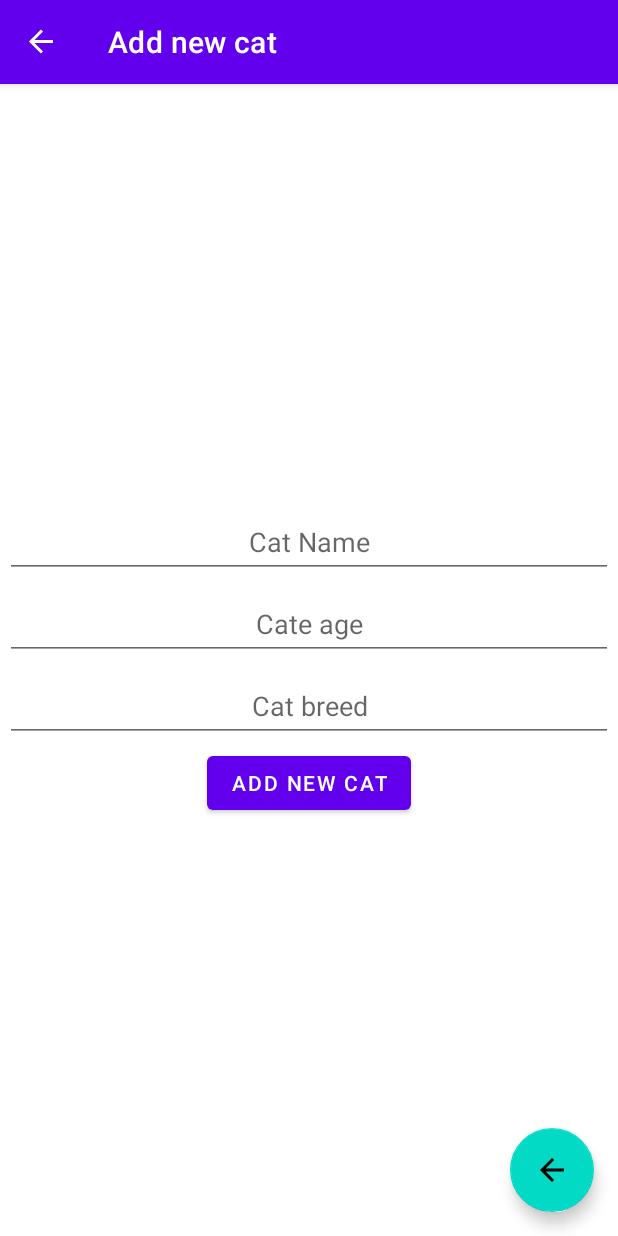
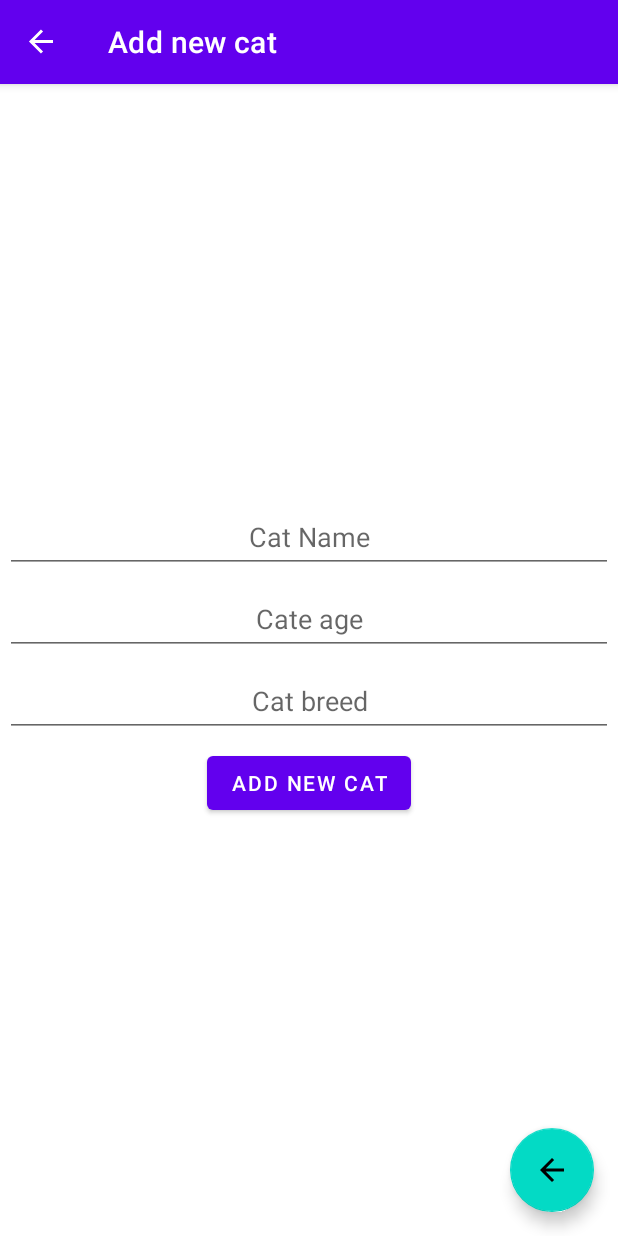
Before and after one commit to aleh-god/RSShool2021_Android_task_Storage, an Android app: the SecondFragment screen opened through its navigation route, on a phone screen of 412 x 824 dp. Run offline under Robolectric (Android 15) with nearby library versions, the phone set to English and light mode, and no system bars; our stand-ins replace navigation-ui; 4 statements that could not run were skipped.

Commit message:
fix: layout second fragment, add my_style

```diff
--- a/app/src/main/res/layout/fragment_second.xml
+++ b/app/src/main/res/layout/fragment_second.xml
@@ -4,33 +4,28 @@
     xmlns:tools="http://schemas.android.com/tools"
     android:layout_width="match_parent"
     android:layout_height="match_parent"
-    tools:context=".SecondFragment">
+    tools:context=".SecondFragment"
+    >
 
     <EditText
         android:id="@+id/Name"
-        android:layout_width="0dp"
-        android:layout_height="wrap_content"
-        android:layout_margin="3dp"
+        style="@style/my_style_storage"
         android:autofillHints="name"
-        android:gravity="center"
+        android:hint="@string/cat_name"
         android:inputType="text"
-        android:minHeight="48dp"
-        android:hint="@string/cat_name"
         app:layout_constraintBottom_toTopOf="@id/Age"
         app:layout_constraintEnd_toEndOf="parent"
         app:layout_constraintStart_toStartOf="parent"
         app:layout_constraintTop_toTopOf="parent"
-        app:layout_constraintVertical_chainStyle="packed" />
+        app:layout_constraintVertical_chainStyle="packed"
+        />
 
     <EditText
         android:id="@+id/Age"
-        android:layout_width="0dp"
-        android:layout_height="wrap_content"
-        android:layout_margin="3dp"
+        style="@style/my_style_storage"
         android:autofillHints="age"
         android:gravity="center"
         android:inputType="number"
-        android:minHeight="48dp"
         android:hint="@string/cate_age"
         app:layout_constraintBottom_toTopOf="@id/Breed"
         app:layout_constraintEnd_toEndOf="parent"
@@ -39,23 +34,21 @@
 
     <EditText
         android:id="@+id/Breed"
-        android:layout_width="0dp"
-        android:layout_height="wrap_content"
-        android:layout_margin="3dp"
-        android:autofillHints="breed"
-        android:gravity="center"
+        style="@style/my_style_storage"
+        android:hint="@string/cat_breed"
+        android:autofillHints = "breed"
         android:inputType="text"
-        android:minHeight="48dp"
-        android:hint="@string/cat_breed"
         app:layout_constraintBottom_toBottomOf="@id/button_second"
         app:layout_constraintEnd_toEndOf="parent"
         app:layout_constraintStart_toStartOf="parent"
-        app:layout_constraintTop_toBottomOf="@id/Age" />
+        app:layout_constraintTop_toBottomOf="@id/Age"
+        />
 
     <Button
         android:id="@+id/button_second"
         android:layout_width="wrap_content"
         android:layout_height="wrap_content"
+        android:layout_margin="3dp"
         android:text="@string/add_new_cat"
         app:layout_constraintBottom_toBottomOf="parent"
         app:layout_constraintEnd_toEndOf="parent"
--- /dev/null
+++ b/app/src/main/res/values/styles.xml
@@ -0,0 +1,11 @@
+<?xml version="1.0" encoding="utf-8"?>
+<resources>
+
+    <style name="my_style_storage">
+        <item name="android:layout_width">0dp</item>
+        <item name="android:layout_height">wrap_content</item>
+        <item name="android:layout_margin">3dp</item>
+        <item name="android:gravity">center</item>
+        <item name="android:minHeight">48dp</item>
+    </style>
+</resources>
```
